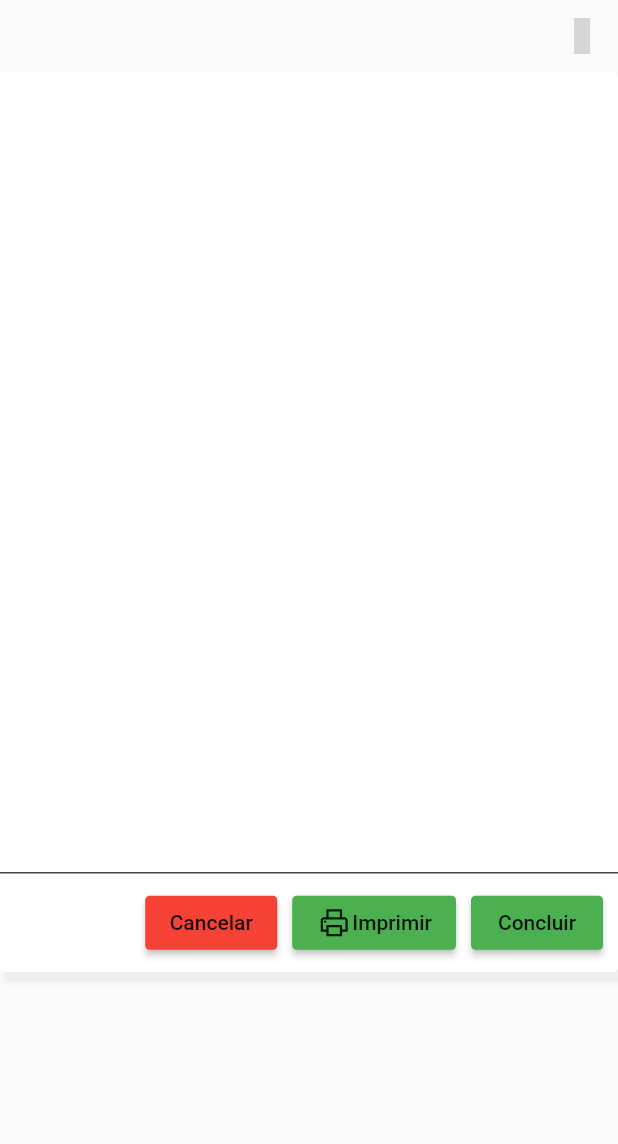
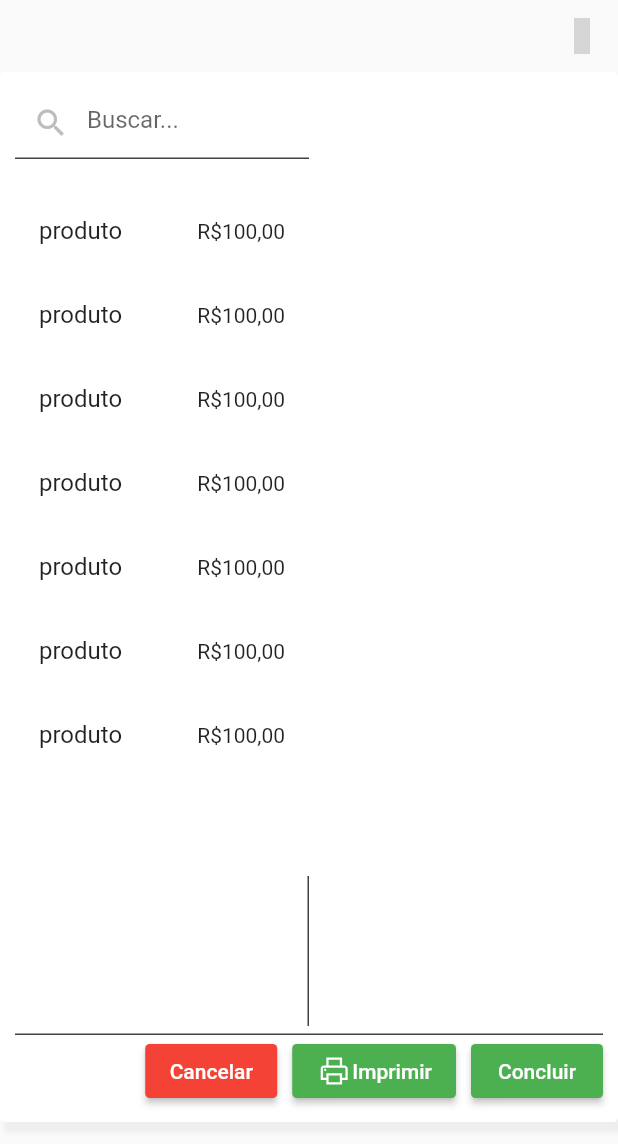
Before and after one commit to DizzyMelo/oficina, a Flutter app: the ServiceView screen opened by its route, after a tap on "Imprimir", on a phone screen of 412 x 824 dp. Shown: the top 1144 px of the screen. Run offline on Flutter 3.47's test engine with Material 2 defaults, Android fonts, the phone set to English and light mode, and no system bars; our stand-ins replace line_icons, pdf, printing; grey boxes are pictures that could not be loaded.

Commit message:
ajustes tela servico

```diff
--- /dev/null
+++ b/lib/shared/print.dart
@@ -0,0 +1,19 @@
+import 'package:pdf/pdf.dart';
+import 'package:pdf/widgets.dart' as pw;
+import 'package:printing/printing.dart';
+
+class Printer {
+  static print() async {
+    final doc = pw.Document();
+    doc.addPage(pw.Page(
+        pageFormat: PdfPageFormat.a4,
+        build: (pw.Context context) {
+          return pw.Center(
+            child: pw.Text("Hello World"),
+          ); // Center
+        }));
+
+    await Printing.layoutPdf(
+        onLayout: (PdfPageFormat format) async => doc.save());
+  }
+}
--- a/lib/shared/style.dart
+++ b/lib/shared/style.dart
@@ -7,4 +7,5 @@ class Style {
 
 
   static TextStyle loginButton = TextStyle(color: Colors.grey[600]);
+  static TextStyle serviceButton = TextStyle(color: Colors.white);
 }
--- a/lib/view/service_view.dart
+++ b/lib/view/service_view.dart
@@ -1,5 +1,7 @@
 import 'package:flutter/material.dart';
 import 'package:line_icons/line_icons.dart';
+import 'package:oficina/shared/print.dart';
+import 'package:oficina/shared/style.dart';
 
 class ServiceView extends StatefulWidget {
   @override
@@ -7,6 +9,8 @@ class ServiceView extends StatefulWidget {
 }
 
 class _ServiceViewState extends State<ServiceView> {
+  TextEditingController ctrSearch = TextEditingController();
+
   @override
   Widget build(BuildContext context) {
     return Scaffold(
@@ -22,8 +26,9 @@ class _ServiceViewState extends State<ServiceView> {
             ),
             Center(
               child: Container(
-                  height: 600,
+                  height: 700,
                   width: 1000,
+                  padding: EdgeInsets.all(10),
                   decoration: BoxDecoration(
                     color: Colors.white,
                     borderRadius: BorderRadius.circular(3),
@@ -47,48 +52,123 @@ class _ServiceViewState extends State<ServiceView> {
                         flex: 8,
                         child: Row(
                           children: [
-                            Flexible(flex: 1, child: Container()),
+                            Flexible(
+                                flex: 1,
+                                child: Container(
+                                  child: Column(
+                                    children: [
+                                      TextField(
+                                        controller: ctrSearch,
+                                        decoration: InputDecoration(
+                                            prefixIcon: Icon(
+                                              Icons.search,
+                                              color: Colors.grey[400],
+                                            ),
+                                            hintText: "Buscar...",
+                                            enabledBorder: UnderlineInputBorder(
+                                                borderSide: BorderSide(
+                                              width: 1,
+                                              color: Colors.grey[800],
+                                            ))),
+                                      ),
+                                      SizedBox(
+                                        height: 20,
+                                      ),
+                                      Container(
+                                        height: 400,
+                                        child: ListView.builder(
+                                            itemCount: 10,
+                                            itemBuilder: (context, index) {
+                                              return ListTile(
+                                                title: Text("produto"),
+                                                trailing: Text("R\$100,00"),
+                                              );
+                                            }),
+                                      )
+                                    ],
+                                  ),
+                                )),
                             Flexible(flex: 1, child: Container()),
                           ],
                         ),
                       ),
                       Expanded(
+                          flex: 3,
+                          child: Column(
+                            mainAxisAlignment: MainAxisAlignment.end,
+                            crossAxisAlignment: CrossAxisAlignment.end,
+                            children: [
+                              Row(
+                                children: [
+                                  Flexible(
                                     flex: 1,
                                     child: Container(
+                                      height: 100,
                                       decoration: BoxDecoration(
                                     border: Border(
-                                    top: BorderSide(color: Colors.grey[800]))),
+                                        right: BorderSide(
+                                            color: Colors.grey[800]))),
+                                    ),
+                                  ),
+                                  Flexible(
+                                    flex: 1,
+                                    child: Container(
+                                      height: 100,
+                                    ),
+                                  ),
+                                ],
+                              ),
+                              Container(
+                                margin: EdgeInsets.only(top: 5),
+                                decoration: BoxDecoration(
+                                    border: Border(
+                                        top: BorderSide(
+                                            color: Colors.grey[800]))),
                                 child: Row(
                                   mainAxisAlignment: MainAxisAlignment.end,
                                   children: [
                                     RaisedButton(
                                         shape: RoundedRectangleBorder(
-                                        borderRadius: BorderRadius.circular(3)),
+                                            borderRadius:
+                                                BorderRadius.circular(3)),
                                         color: Colors.red,
-                                    child: Text('Cancelar'),
+                                        child: Text('Cancelar',
+                                            style: Style.serviceButton),
                                         onPressed: () {}),
                                     SizedBox(width: 10),
                                     RaisedButton(
                                         shape: RoundedRectangleBorder(
-                                        borderRadius: BorderRadius.circular(3)),
+                                            borderRadius:
+                                                BorderRadius.circular(3)),
                                         color: Colors.green,
                                         child: Row(
                                           children: [
-                                        Icon(LineIcons.print),
-                                        Text('Imprimir')
+                                            Icon(
+                                              LineIcons.print,
+                                              color: Colors.white,
+                                            ),
+                                            Text('Imprimir',
+                                                style: Style.serviceButton)
                                           ],
                                         ),
-                                    onPressed: () {}),
+                                        onPressed: () {
+                                          Printer.print();
+                                        }),
                                     SizedBox(width: 10),
                                     RaisedButton(
                                         shape: RoundedRectangleBorder(
-                                        borderRadius: BorderRadius.circular(3)),
+                                            borderRadius:
+                                                BorderRadius.circular(3)),
                                         color: Colors.green,
-                                    child: Text('Concluir'),
+                                        child: Text(
+                                          'Concluir',
+                                          style: Style.serviceButton,
+                                        ),
                                         onPressed: () {}),
-                                SizedBox(width: 10),
                                   ],
                                 ),
+                              )
+                            ],
                           ))
                     ],
                   )),
--- a/pubspec.yaml
+++ b/pubspec.yaml
@@ -25,6 +25,8 @@ dependencies:
     sdk: flutter
   google_fonts: ^1.1.0
   line_icons: ^0.2.0
+  printing: ^3.4.0
+  pdf: ^1.8.0
 
 
   # The following adds the Cupertino Icons font to your application.
```
Also changed, not shown: pubspec.lock, 1 other file. Lines whose indentation alone changed are shown as unchanged.
